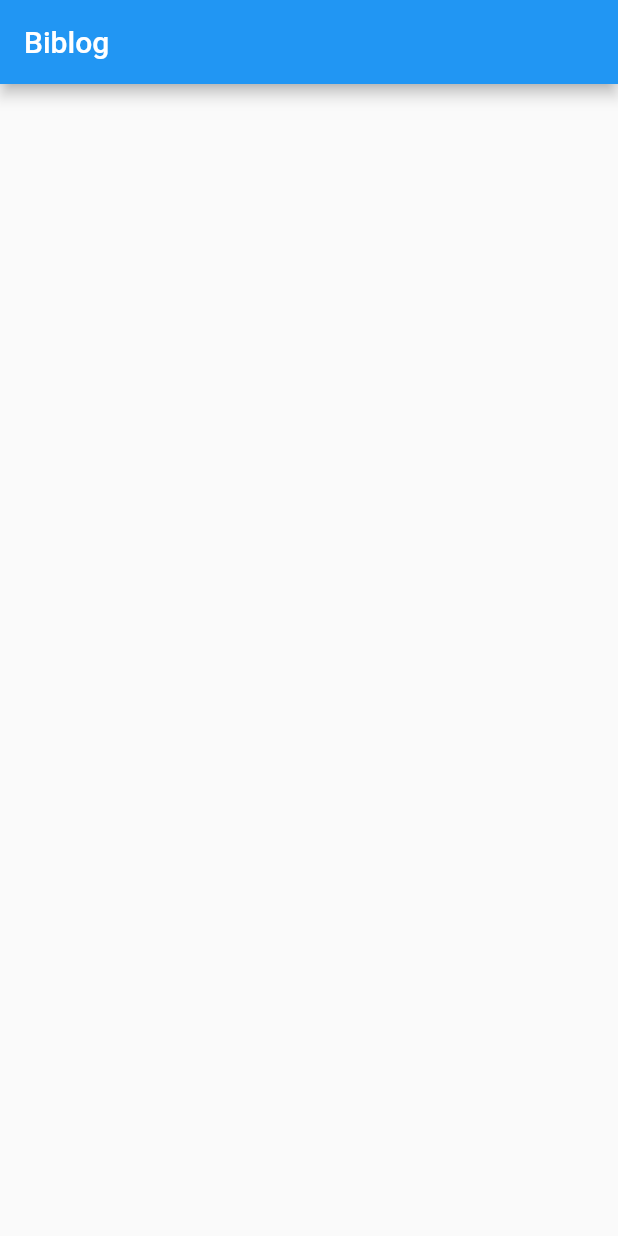
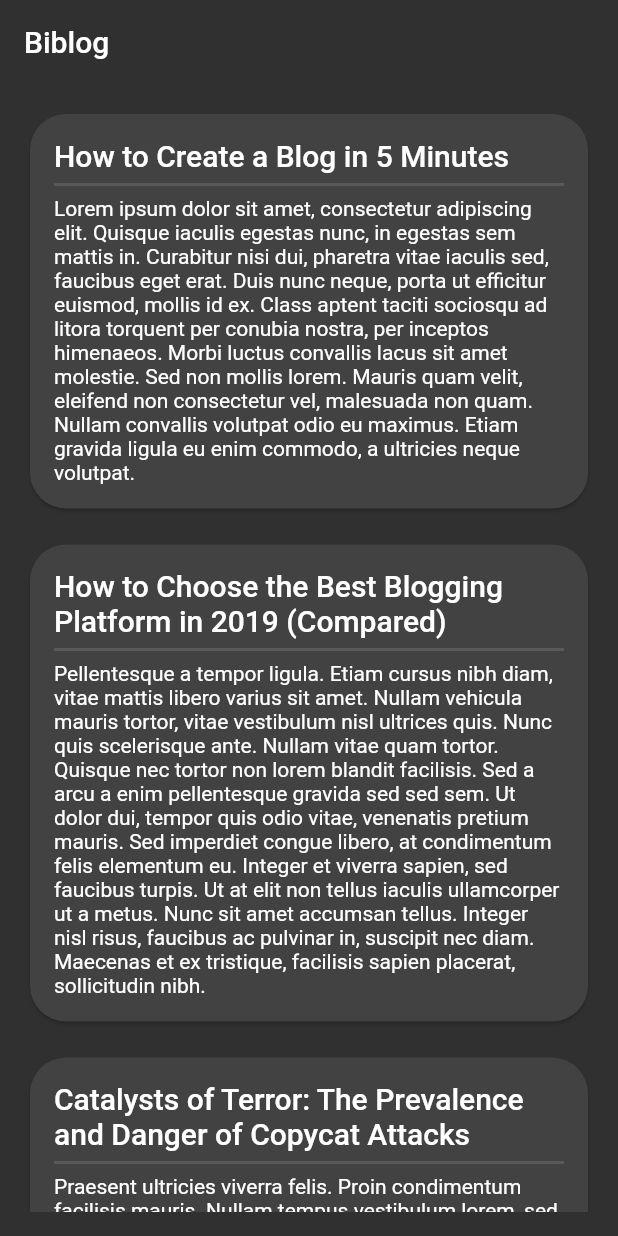
Before and after one commit to arguswaikhom/biblog, a Flutter app: the screen it shows after launch, on a phone screen of 412 x 824 dp. Run offline on Flutter 3.47's test engine with Material 2 defaults, Android fonts, the phone set to English and light mode, and no system bars.

Commit message:
Implementing HomePage

```diff
--- a/lib/data/mock/blog_mock.dart
+++ b/lib/data/mock/blog_mock.dart
@@ -1,4 +1,5 @@
 import 'package:biblog/models/blog.dart';
+import 'dart:math';
 
 List<Blog> getBlogMock() {
   final List<String> titles = [
@@ -56,11 +57,10 @@ List<Blog> getBlogMock() {
     'Nullam venenatis efficitur nisl ac aliquam. Mauris nibh risus, iaculis eget viverra et, placerat et sapien. Etiam mollis leo sed cursus hendrerit. Cras interdum lorem at nulla pellentesque egestas. Donec enim quam, vulputate sit amet ante ac, semper sagittis arcu. Ut quis mauris a ex consequat finibus. Aliquam dignissim placerat sapien sed lacinia. Sed consectetur mollis lacus, in aliquam tortor ultrices ut.'
   ];
 
-  final length = titles.length < bodies.length ? titles.length : bodies.length;
   final List<Blog> blogMock = [];
   final DateTime dateTimeNow = DateTime.now();
 
-  for (int i = 0; i < length; i++) {
+  for (int i = 0; i < min(titles.length, bodies.length); i++) {
     blogMock.add(
       Blog(
         id: i,
--- a/lib/main.dart
+++ b/lib/main.dart
@@ -1,5 +1,7 @@
+import 'package:biblog/resources/app_scroll_behavior.dart';
 import 'package:biblog/views/pages/home_page.dart';
 import 'package:flutter/material.dart';
+import 'package:flutter/services.dart';
 
 void main() => runApp(const MyApp());
 
@@ -8,12 +10,28 @@ class MyApp extends StatelessWidget {
 
   @override
   Widget build(BuildContext context) {
+    SystemChrome.setSystemUIOverlayStyle(
+      const SystemUiOverlayStyle(statusBarColor: Colors.transparent),
+    );
+
     return MaterialApp(
       title: 'Biblog',
       theme: ThemeData(
-        primarySwatch: Colors.blue,
+        brightness: Brightness.dark,
+        appBarTheme: const AppBarTheme(
+          backgroundColor: Colors.transparent,
+          elevation: 0.0,
+        ),
+        cardTheme: CardTheme(
+          shape: RoundedRectangleBorder(
+            borderRadius: BorderRadius.circular(24.0),
+          ),
+        ),
       ),
-      home: HomePage(),
+      home: ScrollConfiguration(
+        behavior: AppScrollBehavior(),
+        child: const HomePage(),
+      ),
     );
   }
 }
--- /dev/null
+++ b/lib/resources/app_scroll_behavior.dart
@@ -0,0 +1,8 @@
+import 'package:flutter/material.dart';
+
+class AppScrollBehavior extends ScrollBehavior {
+  @override
+  ScrollPhysics getScrollPhysics(BuildContext context) {
+    return const BouncingScrollPhysics();
+  }
+}
--- a/lib/views/pages/home_page.dart
+++ b/lib/views/pages/home_page.dart
@@ -1,7 +1,10 @@
+import 'package:biblog/data/mock/blog_mock.dart';
+import 'package:biblog/models/blog.dart';
+import 'package:biblog/views/widgets/blog_widget.dart';
 import 'package:flutter/material.dart';
 
 class HomePage extends StatefulWidget {
-  HomePage({Key? key}) : super(key: key);
+  const HomePage({Key? key}) : super(key: key);
 
   @override
   _HomePageState createState() => _HomePageState();
@@ -10,11 +13,25 @@ class HomePage extends StatefulWidget {
 class _HomePageState extends State<HomePage> {
   @override
   Widget build(BuildContext context) {
+    final List<Blog> blogs = getBlogMock();
+
     return Scaffold(
       appBar: AppBar(
         title: const Text('Biblog'),
       ),
-      body: Container(),
+      body: Padding(
+        padding: const EdgeInsets.all(16.0),
+        child: ListView.builder(
+          itemCount: blogs.length,
+          itemBuilder: (context, index) {
+            final Blog blog = blogs[index];
+            return Container(
+              margin: const EdgeInsets.only(bottom: 16.0),
+              child: BlogWidget(blog: blog),
+            );
+          },
+        ),
+      ),
     );
   }
 }
--- /dev/null
+++ b/lib/views/widgets/blog_widget.dart
@@ -0,0 +1,34 @@
+import 'package:biblog/models/blog.dart';
+import 'package:flutter/material.dart';
+
+class BlogWidget extends StatelessWidget {
+  const BlogWidget({
+    Key? key,
+    required this.blog,
+  }) : super(key: key);
+
+  final Blog blog;
+
+  @override
+  Widget build(BuildContext context) {
+    return Card(
+      child: Padding(
+        padding: const EdgeInsets.all(16.0),
+        child: Column(
+          crossAxisAlignment: CrossAxisAlignment.start,
+          children: [
+            Text(
+              blog.title,
+              style: Theme.of(context).textTheme.headline6,
+            ),
+            const Divider(thickness: 2),
+            Text(
+              blog.body,
+              style: Theme.of(context).textTheme.bodyText2,
+            ),
+          ],
+        ),
+      ),
+    );
+  }
+}
```
